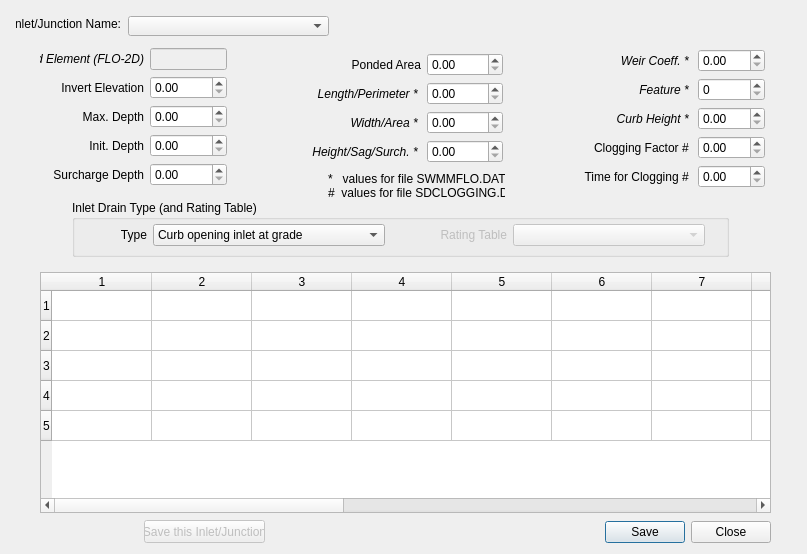
Old version of the form flo2d/ui/inlets.ui in the repository FLO-2DSoftware/qgis-flo-2d-plugin.
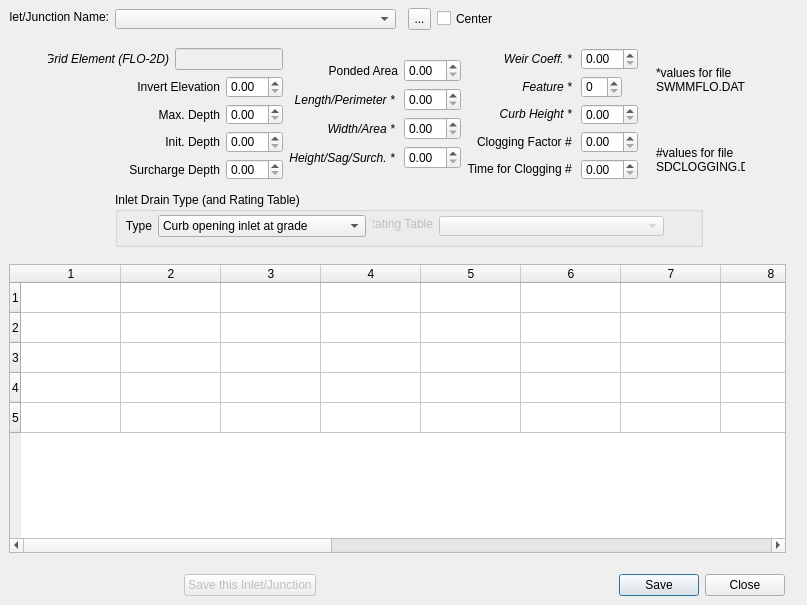
New version of the form. Icons and pictures are not drawn.

Commit message: breach-defaults, channel profile legend, HYSTRUC.DAT 1st. line complete

```diff
--- a/flo2d/ui/inlets.ui
+++ b/flo2d/ui/inlets.ui
@@ -10,38 +10,28 @@
     <x>0</x>
     <y>0</y>
     <width>807</width>
-    <height>554</height>
+    <height>605</height>
    </rect>
   </property>
+  <property name="sizePolicy">
+   <sizepolicy hsizetype="Fixed" vsizetype="Fixed">
+    <horstretch>0</horstretch>
+    <verstretch>0</verstretch>
+   </sizepolicy>
+  </property>
   <property name="windowTitle">
    <string>Inlets/Junctions (as defined in 'Storm Drain Nodes-Inlets/Junctions' User Layer)</string>
   </property>
   <property name="modal">
    <bool>false</bool>
   </property>
-  <widget class="QDialogButtonBox" name="inlets_buttonBox">
-   <property name="geometry">
-    <rect>
-     <x>282</x>
-     <y>520</y>
-     <width>489</width>
-     <height>25</height>
-    </rect>
-   </property>
-   <property name="orientation">
-    <enum>Qt::Horizontal</enum>
-   </property>
-   <property name="standardButtons">
-    <set>QDialogButtonBox::Close|QDialogButtonBox::Save</set>
-   </property>
-  </widget>
   <widget class="QTableWidget" name="inlets_tblw">
    <property name="geometry">
     <rect>
-     <x>40</x>
-     <y>272</y>
-     <width>731</width>
-     <height>241</height>
+     <x>9</x>
+     <y>264</y>
+     <width>777</width>
+     <height>289</height>
     </rect>
    </property>
    <property name="sizePolicy">
@@ -143,9 +133,9 @@
   <widget class="QComboBox" name="inlet_cbo">
    <property name="geometry">
     <rect>
-     <x>128</x>
-     <y>16</y>
-     <width>201</width>
+     <x>115</x>
+     <y>9</y>
+     <width>281</width>
      <height>20</height>
     </rect>
    </property>
@@ -153,9 +143,9 @@
   <widget class="QLabel" name="label">
    <property name="geometry">
     <rect>
-     <x>16</x>
-     <y>16</y>
-     <width>105</width>
+     <x>9</x>
+     <y>9</y>
+     <width>100</width>
      <height>16</height>
     </rect>
    </property>
@@ -166,317 +156,13 @@
     <set>Qt::AlignRight|Qt::AlignTrailing|Qt::AlignVCenter</set>
    </property>
   </widget>
-  <widget class="QWidget" name="layoutWidget">
-   <property name="geometry">
-    <rect>
-     <x>40</x>
-     <y>48</y>
-     <width>187</width>
-     <height>141</height>
-    </rect>
-   </property>
-   <layout class="QGridLayout" name="gridLayout_3">
-    <item row="0" column="0">
-     <widget class="QLabel" name="label_2">
-      <property name="font">
-       <font>
-        <italic>true</italic>
-       </font>
-      </property>
-      <property name="text">
-       <string>Grid Element (FLO-2D)</string>
-      </property>
-      <property name="alignment">
-       <set>Qt::AlignRight|Qt::AlignTrailing|Qt::AlignVCenter</set>
-      </property>
-     </widget>
-    </item>
-    <item row="0" column="1">
-     <widget class="QLineEdit" name="grid_element">
-      <property name="enabled">
-       <bool>false</bool>
-      </property>
-     </widget>
-    </item>
-    <item row="1" column="0">
-     <widget class="QLabel" name="label_3">
-      <property name="text">
-       <string>Invert Elevation</string>
-      </property>
-      <property name="alignment">
-       <set>Qt::AlignRight|Qt::AlignTrailing|Qt::AlignVCenter</set>
-      </property>
-     </widget>
-    </item>
-    <item row="1" column="1">
-     <widget class="QDoubleSpinBox" name="invert_elevation_dbox">
-      <property name="maximum">
-       <double>10000.000000000000000</double>
-      </property>
-     </widget>
-    </item>
-    <item row="2" column="0">
-     <widget class="QLabel" name="label_4">
-      <property name="text">
-       <string>Max. Depth</string>
-      </property>
-      <property name="alignment">
-       <set>Qt::AlignRight|Qt::AlignTrailing|Qt::AlignVCenter</set>
-      </property>
-     </widget>
-    </item>
-    <item row="2" column="1">
-     <widget class="QDoubleSpinBox" name="max_depth_dbox">
-      <property name="maximum">
-       <double>99.000000000000000</double>
-      </property>
-     </widget>
-    </item>
-    <item row="3" column="0">
-     <widget class="QLabel" name="label_5">
-      <property name="text">
-       <string>Init. Depth</string>
-      </property>
-      <property name="alignment">
-       <set>Qt::AlignRight|Qt::AlignTrailing|Qt::AlignVCenter</set>
-      </property>
-     </widget>
-    </item>
-    <item row="3" column="1">
-     <widget class="QDoubleSpinBox" name="initial_depth_dbox"/>
-    </item>
-    <item row="4" column="0">
-     <widget class="QLabel" name="label_8">
-      <property name="text">
-       <string>Surcharge Depth</string>
-      </property>
-      <property name="alignment">
-       <set>Qt::AlignRight|Qt::AlignTrailing|Qt::AlignVCenter</set>
-      </property>
-     </widget>
-    </item>
-    <item row="4" column="1">
-     <widget class="QDoubleSpinBox" name="surcharge_depth_dbox">
-      <property name="maximum">
-       <double>99.000000000000000</double>
-      </property>
-     </widget>
-    </item>
-   </layout>
-  </widget>
-  <widget class="QWidget" name="layoutWidget">
-   <property name="geometry">
-    <rect>
-     <x>584</x>
-     <y>48</y>
-     <width>181</width>
-     <height>141</height>
-    </rect>
-   </property>
-   <layout class="QGridLayout" name="gridLayout_7">
-    <item row="0" column="0">
-     <layout class="QGridLayout" name="gridLayout_5">
-      <item row="0" column="0">
-       <widget class="QLabel" name="label_13">
-        <property name="font">
-         <font>
-          <italic>true</italic>
-          <underline>false</underline>
-          <strikeout>false</strikeout>
-         </font>
-        </property>
-        <property name="text">
-         <string>Weir Coeff. * </string>
-        </property>
-        <property name="alignment">
-         <set>Qt::AlignRight|Qt::AlignTrailing|Qt::AlignVCenter</set>
-        </property>
-       </widget>
-      </item>
-      <item row="1" column="0">
-       <widget class="QLabel" name="label_12">
-        <property name="font">
-         <font>
-          <italic>true</italic>
-          <underline>false</underline>
-          <strikeout>false</strikeout>
-         </font>
-        </property>
-        <property name="text">
-         <string>Feature * </string>
-        </property>
-        <property name="alignment">
-         <set>Qt::AlignRight|Qt::AlignTrailing|Qt::AlignVCenter</set>
-        </property>
-       </widget>
-      </item>
-      <item row="2" column="0">
-       <widget class="QLabel" name="label_14">
-        <property name="font">
-         <font>
-          <italic>true</italic>
-          <underline>false</underline>
-          <strikeout>false</strikeout>
-         </font>
-        </property>
-        <property name="text">
-         <string>Curb Height * </string>
-        </property>
-        <property name="alignment">
-         <set>Qt::AlignRight|Qt::AlignTrailing|Qt::AlignVCenter</set>
-        </property>
-       </widget>
-      </item>
-      <item row="3" column="0">
-       <widget class="QLabel" name="label_15">
-        <property name="text">
-         <string>Clogging Factor # </string>
-        </property>
-        <property name="alignment">
-         <set>Qt::AlignRight|Qt::AlignTrailing|Qt::AlignVCenter</set>
-        </property>
-       </widget>
-      </item>
-      <item row="4" column="0">
-       <widget class="QLabel" name="label_16">
-        <property name="text">
-         <string>Time for Clogging # </string>
-        </property>
-        <property name="alignment">
-         <set>Qt::AlignRight|Qt::AlignTrailing|Qt::AlignVCenter</set>
-        </property>
-       </widget>
-      </item>
-     </layout>
-    </item>
-    <item row="0" column="1">
-     <layout class="QGridLayout" name="gridLayout_6">
-      <item row="0" column="0">
-       <widget class="QDoubleSpinBox" name="weir_coeff_dbox"/>
-      </item>
-      <item row="1" column="0">
-       <widget class="QSpinBox" name="feature_sbox">
-        <property name="maximum">
-         <number>2</number>
-        </property>
-       </widget>
-      </item>
-      <item row="2" column="0">
-       <widget class="QDoubleSpinBox" name="curb_height_dbox"/>
-      </item>
-      <item row="3" column="0">
-       <widget class="QDoubleSpinBox" name="clogging_factor_dbox"/>
-      </item>
-      <item row="4" column="0">
-       <widget class="QDoubleSpinBox" name="time_for_clogging_dbox"/>
-      </item>
-     </layout>
-    </item>
-   </layout>
-  </widget>
-  <widget class="QWidget" name="layoutWidget">
-   <property name="geometry">
-    <rect>
-     <x>312</x>
-     <y>48</y>
-     <width>191</width>
-     <height>121</height>
-    </rect>
-   </property>
-   <layout class="QGridLayout" name="gridLayout_4">
-    <item row="0" column="0">
-     <layout class="QGridLayout" name="gridLayout">
-      <item row="0" column="0">
-       <widget class="QLabel" name="label_9">
-        <property name="text">
-         <string>Ponded Area</string>
-        </property>
-        <property name="alignment">
-         <set>Qt::AlignRight|Qt::AlignTrailing|Qt::AlignVCenter</set>
-        </property>
-       </widget>
-      </item>
-      <item row="1" column="0">
-       <widget class="QLabel" name="label_11">
-        <property name="font">
-         <font>
-          <italic>true</italic>
-          <kerning>true</kerning>
-         </font>
-        </property>
-        <property name="text">
-         <string>Length/Perimeter * </string>
-        </property>
-        <property name="alignment">
-         <set>Qt::AlignRight|Qt::AlignTrailing|Qt::AlignVCenter</set>
-        </property>
-       </widget>
-      </item>
-      <item row="2" column="0">
-       <widget class="QLabel" name="label_10">
-        <property name="font">
-         <font>
-          <italic>true</italic>
-          <underline>false</underline>
-          <strikeout>false</strikeout>
-         </font>
-        </property>
-        <property name="text">
-         <string>Width/Area * </string>
-        </property>
-        <property name="alignment">
-         <set>Qt::AlignRight|Qt::AlignTrailing|Qt::AlignVCenter</set>
-        </property>
-       </widget>
-      </item>
-      <item row="3" column="0">
-       <widget class="QLabel" name="label_7">
-        <property name="font">
-         <font>
-          <italic>true</italic>
-          <underline>false</underline>
-          <strikeout>false</strikeout>
-         </font>
-        </property>
-        <property name="text">
-         <string>Height/Sag/Surch. * </string>
-        </property>
-        <property name="alignment">
-         <set>Qt::AlignRight|Qt::AlignTrailing|Qt::AlignVCenter</set>
-        </property>
-       </widget>
-      </item>
-     </layout>
-    </item>
-    <item row="0" column="1">
-     <layout class="QGridLayout" name="gridLayout_2">
-      <item row="0" column="0">
-       <widget class="QDoubleSpinBox" name="ponded_area_dbox">
-        <property name="maximum">
-         <double>99.000000000000000</double>
-        </property>
-       </widget>
-      </item>
-      <item row="1" column="0">
-       <widget class="QDoubleSpinBox" name="length_dbox"/>
-      </item>
-      <item row="2" column="0">
-       <widget class="QDoubleSpinBox" name="width_dbox"/>
-      </item>
-      <item row="3" column="0">
-       <widget class="QDoubleSpinBox" name="height_dbox"/>
-      </item>
-     </layout>
-    </item>
-   </layout>
-  </widget>
   <widget class="QGroupBox" name="inlet_drain_type_grp">
    <property name="geometry">
     <rect>
-     <x>72</x>
-     <y>200</y>
-     <width>657</width>
-     <height>57</height>
+     <x>115</x>
+     <y>192</y>
+     <width>588</width>
+     <height>55</height>
     </rect>
    </property>
    <property name="title">
@@ -485,9 +171,9 @@
    <widget class="QWidget" name="layoutWidget">
     <property name="geometry">
      <rect>
-      <x>8</x>
-      <y>24</y>
-      <width>305</width>
+      <x>10</x>
+      <y>23</y>
+      <width>241</width>
       <height>22</height>
      </rect>
     </property>
@@ -539,77 +225,533 @@
      </item>
     </layout>
    </widget>
-   <widget class="QWidget" name="layoutWidget">
+   <widget class="QLabel" name="label_17">
+    <property name="enabled">
+     <bool>false</bool>
+    </property>
     <property name="geometry">
      <rect>
-      <x>368</x>
+      <x>258</x>
       <y>24</y>
-      <width>265</width>
-      <height>22</height>
+      <width>60</width>
+      <height>16</height>
      </rect>
     </property>
-    <layout class="QFormLayout" name="formLayout">
-     <item row="0" column="0">
-      <widget class="QLabel" name="label_17">
-       <property name="enabled">
-        <bool>false</bool>
-       </property>
-       <property name="text">
-        <string>Rating Table</string>
-       </property>
-       <property name="alignment">
-        <set>Qt::AlignRight|Qt::AlignTrailing|Qt::AlignVCenter</set>
-       </property>
-      </widget>
-     </item>
-     <item row="0" column="1">
-      <widget class="QComboBox" name="rating_table_cbo">
-       <property name="enabled">
-        <bool>false</bool>
-       </property>
-       <property name="duplicatesEnabled">
-        <bool>true</bool>
-       </property>
-      </widget>
-     </item>
-    </layout>
+    <property name="sizePolicy">
+     <sizepolicy hsizetype="Fixed" vsizetype="Fixed">
+      <horstretch>0</horstretch>
+      <verstretch>0</verstretch>
+     </sizepolicy>
+    </property>
+    <property name="text">
+     <string>Rating Table</string>
+    </property>
+    <property name="alignment">
+     <set>Qt::AlignRight|Qt::AlignTrailing|Qt::AlignVCenter</set>
+    </property>
    </widget>
+   <widget class="QComboBox" name="rating_table_cbo">
+    <property name="enabled">
+     <bool>false</bool>
+    </property>
+    <property name="geometry">
+     <rect>
+      <x>324</x>
+      <y>24</y>
+      <width>225</width>
+      <height>20</height>
+     </rect>
+    </property>
+    <property name="sizePolicy">
+     <sizepolicy hsizetype="Fixed" vsizetype="Fixed">
+      <horstretch>0</horstretch>
+      <verstretch>0</verstretch>
+     </sizepolicy>
+    </property>
+    <property name="duplicatesEnabled">
+     <bool>true</bool>
+    </property>
+   </widget>
+   <zorder>layoutWidget</zorder>
+   <zorder>layoutWidget</zorder>
+   <zorder></zorder>
   </widget>
   <widget class="QLabel" name="label_18">
    <property name="geometry">
     <rect>
-     <x>328</x>
-     <y>173</y>
-     <width>177</width>
-     <height>25</height>
+     <x>656</x>
+     <y>64</y>
+     <width>89</width>
+     <height>113</height>
     </rect>
    </property>
    <property name="text">
-    <string>*   values for file SWMMFLO.DAT
-#  values for file SDCLOGGING.DAT</string>
+    <string>&lt;html&gt;&lt;head/&gt;&lt;body&gt;&lt;p&gt;*values for file SWMMFLO.DAT &lt;/p&gt;&lt;p&gt;&lt;br/&gt;&lt;/p&gt;&lt;p&gt;#values for file SDCLOGGING.DAT&lt;/p&gt;&lt;/body&gt;&lt;/html&gt;</string>
    </property>
    <property name="alignment">
     <set>Qt::AlignLeading|Qt::AlignLeft|Qt::AlignVCenter</set>
    </property>
    <property name="wordWrap">
-    <bool>false</bool>
+    <bool>true</bool>
    </property>
   </widget>
-  <widget class="QPushButton" name="save_this_inlet_btn">
-   <property name="enabled">
-    <bool>false</bool>
+  <widget class="QToolButton" name="change_name_btn">
+   <property name="geometry">
+    <rect>
+     <x>408</x>
+     <y>8</y>
+     <width>23</width>
+     <height>22</height>
+    </rect>
    </property>
+   <property name="text">
+    <string>...</string>
+   </property>
+   <property name="icon">
+    <iconset>
+     <normaloff>../img/change_name.svg</normaloff>../img/change_name.svg</iconset>
+   </property>
+  </widget>
+  <widget class="QCheckBox" name="center_chbox">
    <property name="geometry">
     <rect>
-     <x>144</x>
-     <y>520</y>
-     <width>121</width>
-     <height>23</height>
+     <x>437</x>
+     <y>10</y>
+     <width>56</width>
+     <height>17</height>
     </rect>
    </property>
+   <property name="sizePolicy">
+    <sizepolicy hsizetype="Preferred" vsizetype="Fixed">
+     <horstretch>0</horstretch>
+     <verstretch>0</verstretch>
+    </sizepolicy>
+   </property>
    <property name="text">
-    <string>Save this Inlet/Junction</string>
+    <string>Center</string>
    </property>
+   <property name="checked">
+    <bool>false</bool>
+   </property>
+  </widget>
+  <widget class="QWidget" name="">
+   <property name="geometry">
+    <rect>
+     <x>48</x>
+     <y>48</y>
+     <width>590</width>
+     <height>132</height>
+    </rect>
+   </property>
+   <layout class="QGridLayout" name="gridLayout_12">
+    <item row="0" column="0">
+     <layout class="QGridLayout" name="gridLayout_7">
+      <item row="1" column="0" colspan="2">
+       <layout class="QGridLayout" name="gridLayout_9">
+        <item row="0" column="0">
+         <layout class="QGridLayout" name="gridLayout_6">
+          <item row="2" column="0">
+           <widget class="QLabel" name="label_5">
+            <property name="text">
+             <string>Init. Depth</string>
+            </property>
+            <property name="alignment">
+             <set>Qt::AlignRight|Qt::AlignTrailing|Qt::AlignVCenter</set>
+            </property>
+           </widget>
+          </item>
+          <item row="0" column="0">
+           <widget class="QLabel" name="label_3">
+            <property name="text">
+             <string>Invert Elevation</string>
+            </property>
+            <property name="alignment">
+             <set>Qt::AlignRight|Qt::AlignTrailing|Qt::AlignVCenter</set>
+            </property>
+           </widget>
+          </item>
+          <item row="3" column="0">
+           <widget class="QLabel" name="label_8">
+            <property name="text">
+             <string>Surcharge Depth</string>
+            </property>
+            <property name="alignment">
+             <set>Qt::AlignRight|Qt::AlignTrailing|Qt::AlignVCenter</set>
+            </property>
+           </widget>
+          </item>
+          <item row="1" column="0">
+           <widget class="QLabel" name="label_4">
+            <property name="text">
+             <string>Max. Depth</string>
+            </property>
+            <property name="alignment">
+             <set>Qt::AlignRight|Qt::AlignTrailing|Qt::AlignVCenter</set>
+            </property>
+           </widget>
+          </item>
+         </layout>
+        </item>
+        <item row="0" column="1">
+         <layout class="QGridLayout" name="gridLayout_2">
+          <item row="0" column="0">
+           <widget class="QDoubleSpinBox" name="invert_elevation_dbox">
+            <property name="sizePolicy">
+             <sizepolicy hsizetype="Fixed" vsizetype="Fixed">
+              <horstretch>0</horstretch>
+              <verstretch>0</verstretch>
+             </sizepolicy>
+            </property>
+           </widget>
+          </item>
+          <item row="1" column="0">
+           <widget class="QDoubleSpinBox" name="max_depth_dbox">
+            <property name="sizePolicy">
+             <sizepolicy hsizetype="Fixed" vsizetype="Fixed">
+              <horstretch>0</horstretch>
+              <verstretch>0</verstretch>
+             </sizepolicy>
+            </property>
+           </widget>
+          </item>
+          <item row="2" column="0">
+           <widget class="QDoubleSpinBox" name="initial_depth_dbox">
+            <property name="sizePolicy">
+             <sizepolicy hsizetype="Fixed" vsizetype="Fixed">
+              <horstretch>0</horstretch>
+              <verstretch>0</verstretch>
+             </sizepolicy>
+            </property>
+           </widget>
+          </item>
+          <item row="3" column="0">
+           <widget class="QDoubleSpinBox" name="surcharge_depth_dbox">
+            <property name="sizePolicy">
+             <sizepolicy hsizetype="Fixed" vsizetype="Fixed">
+              <horstretch>0</horstretch>
+              <verstretch>0</verstretch>
+             </sizepolicy>
+            </property>
+           </widget>
+          </item>
+         </layout>
+        </item>
+       </layout>
+      </item>
+      <item row="0" column="0">
+       <widget class="QLabel" name="label_2">
+        <property name="font">
+         <font>
+          <italic>true</italic>
+         </font>
+        </property>
+        <property name="text">
+         <string>Grid Element (FLO-2D)</string>
+        </property>
+        <property name="alignment">
+         <set>Qt::AlignRight|Qt::AlignTrailing|Qt::AlignVCenter</set>
+        </property>
+       </widget>
+      </item>
+      <item row="0" column="1">
+       <widget class="QLineEdit" name="grid_element">
+        <property name="enabled">
+         <bool>false</bool>
+        </property>
+        <property name="sizePolicy">
+         <sizepolicy hsizetype="Fixed" vsizetype="Fixed">
+          <horstretch>0</horstretch>
+          <verstretch>0</verstretch>
+         </sizepolicy>
+        </property>
+       </widget>
+      </item>
+     </layout>
+    </item>
+    <item row="0" column="1">
+     <layout class="QGridLayout" name="gridLayout_10">
+      <item row="0" column="0">
+       <layout class="QGridLayout" name="gridLayout">
+        <item row="0" column="0">
+         <widget class="QLabel" name="label_9">
+          <property name="text">
+           <string>Ponded Area</string>
+          </property>
+          <property name="alignment">
+           <set>Qt::AlignRight|Qt::AlignTrailing|Qt::AlignVCenter</set>
+          </property>
+         </widget>
+        </item>
+        <item row="1" column="0">
+         <widget class="QLabel" name="label_11">
+          <property name="font">
+           <font>
+            <italic>true</italic>
+            <kerning>true</kerning>
+           </font>
+          </property>
+          <property name="text">
+           <string>Length/Perimeter * </string>
+          </property>
+          <property name="alignment">
+           <set>Qt::AlignRight|Qt::AlignTrailing|Qt::AlignVCenter</set>
+          </property>
+         </widget>
+        </item>
+        <item row="2" column="0">
+         <widget class="QLabel" name="label_10">
+          <property name="font">
+           <font>
+            <italic>true</italic>
+            <underline>false</underline>
+            <strikeout>false</strikeout>
+           </font>
+          </property>
+          <property name="text">
+           <string>Width/Area * </string>
+          </property>
+          <property name="alignment">
+           <set>Qt::AlignRight|Qt::AlignTrailing|Qt::AlignVCenter</set>
+          </property>
+         </widget>
+        </item>
+        <item row="3" column="0">
+         <widget class="QLabel" name="label_7">
+          <property name="font">
+           <font>
+            <italic>true</italic>
+            <underline>false</underline>
+            <strikeout>false</strikeout>
+           </font>
+          </property>
+          <property name="text">
+           <string>Height/Sag/Surch. * </string>
+          </property>
+          <property name="alignment">
+           <set>Qt::AlignRight|Qt::AlignTrailing|Qt::AlignVCenter</set>
+          </property>
+         </widget>
+        </item>
+       </layout>
+      </item>
+      <item row="0" column="1">
+       <layout class="QGridLayout" name="gridLayout_3">
+        <item row="0" column="0">
+         <widget class="QDoubleSpinBox" name="ponded_area_dbox">
+          <property name="sizePolicy">
+           <sizepolicy hsizetype="Fixed" vsizetype="Fixed">
+            <horstretch>0</horstretch>
+            <verstretch>0</verstretch>
+           </sizepolicy>
+          </property>
+         </widget>
+        </item>
+        <item row="1" column="0">
+         <widget class="QDoubleSpinBox" name="length_dbox">
+          <property name="sizePolicy">
+           <sizepolicy hsizetype="Fixed" vsizetype="Fixed">
+            <horstretch>0</horstretch>
+            <verstretch>0</verstretch>
+           </sizepolicy>
+          </property>
+         </widget>
+        </item>
+        <item row="2" column="0">
+         <widget class="QDoubleSpinBox" name="width_dbox">
+          <property name="sizePolicy">
+           <sizepolicy hsizetype="Fixed" vsizetype="Fixed">
+            <horstretch>0</horstretch>
+            <verstretch>0</verstretch>
+           </sizepolicy>
+          </property>
+         </widget>
+        </item>
+        <item row="3" column="0">
+         <widget class="QDoubleSpinBox" name="height_dbox">
+          <property name="sizePolicy">
+           <sizepolicy hsizetype="Fixed" vsizetype="Fixed">
+            <horstretch>0</horstretch>
+            <verstretch>0</verstretch>
+           </sizepolicy>
+          </property>
+         </widget>
+        </item>
+       </layout>
+      </item>
+     </layout>
+    </item>
+    <item row="0" column="2">
+     <layout class="QGridLayout" name="gridLayout_11">
+      <item row="0" column="0">
+       <layout class="QGridLayout" name="gridLayout_5">
+        <item row="0" column="0">
+         <widget class="QLabel" name="label_13">
+          <property name="font">
+           <font>
+            <italic>true</italic>
+            <underline>false</underline>
+            <strikeout>false</strikeout>
+           </font>
+          </property>
+          <property name="text">
+           <string>Weir Coeff. * </string>
+          </property>
+          <property name="alignment">
+           <set>Qt::AlignRight|Qt::AlignTrailing|Qt::AlignVCenter</set>
+          </property>
+         </widget>
+        </item>
+        <item row="1" column="0">
+         <widget class="QLabel" name="label_12">
+          <property name="font">
+           <font>
+            <italic>true</italic>
+            <underline>false</underline>
+            <strikeout>false</strikeout>
+           </font>
+          </property>
+          <property name="text">
+           <string>Feature * </string>
+          </property>
+          <property name="alignment">
+           <set>Qt::AlignRight|Qt::AlignTrailing|Qt::AlignVCenter</set>
+          </property>
+         </widget>
+        </item>
+        <item row="2" column="0">
+         <widget class="QLabel" name="label_14">
+          <property name="font">
+           <font>
+            <italic>true</italic>
+            <underline>false</underline>
+            <strikeout>false</strikeout>
+           </font>
+          </property>
+          <property name="text">
+           <string>Curb Height * </string>
+          </property>
+          <property name="alignment">
+           <set>Qt::AlignRight|Qt::AlignTrailing|Qt::AlignVCenter</set>
+          </property>
+         </widget>
+        </item>
+        <item row="3" column="0">
+         <widget class="QLabel" name="label_15">
+          <property name="text">
+           <string>Clogging Factor # </string>
+          </property>
+          <property name="alignment">
+           <set>Qt::AlignRight|Qt::AlignTrailing|Qt::AlignVCenter</set>
+          </property>
+         </widget>
+        </item>
+        <item row="4" column="0">
+         <widget class="QLabel" name="label_16">
+          <property name="text">
+           <string>Time for Clogging # </string>
+          </property>
+          <property name="alignment">
+           <set>Qt::AlignRight|Qt::AlignTrailing|Qt::AlignVCenter</set>
+          </property>
+         </widget>
+        </item>
+       </layout>
+      </item>
+      <item row="0" column="1">
+       <layout class="QGridLayout" name="gridLayout_4">
+        <item row="0" column="0">
+         <widget class="QDoubleSpinBox" name="weir_coeff_dbox">
+          <property name="sizePolicy">
+           <sizepolicy hsizetype="Fixed" vsizetype="Fixed">
+            <horstretch>0</horstretch>
+            <verstretch>0</verstretch>
+           </sizepolicy>
+          </property>
+         </widget>
+        </item>
+        <item row="1" column="0">
+         <widget class="QSpinBox" name="feature_sbox">
+          <property name="sizePolicy">
+           <sizepolicy hsizetype="Fixed" vsizetype="Fixed">
+            <horstretch>0</horstretch>
+            <verstretch>0</verstretch>
+           </sizepolicy>
+          </property>
+         </widget>
+        </item>
+        <item row="2" column="0">
+         <widget class="QDoubleSpinBox" name="curb_height_dbox">
+          <property name="sizePolicy">
+           <sizepolicy hsizetype="Fixed" vsizetype="Fixed">
+            <horstretch>0</horstretch>
+            <verstretch>0</verstretch>
+           </sizepolicy>
+          </property>
+         </widget>
+        </item>
+        <item row="3" column="0">
+         <widget class="QDoubleSpinBox" name="clogging_factor_dbox">
+          <property name="sizePolicy">
+           <sizepolicy hsizetype="Fixed" vsizetype="Fixed">
+            <horstretch>0</horstretch>
+            <verstretch>0</verstretch>
+           </sizepolicy>
+          </property>
+         </widget>
+        </item>
+        <item row="4" column="0">
+         <widget class="QDoubleSpinBox" name="time_for_clogging_dbox">
+          <property name="sizePolicy">
+           <sizepolicy hsizetype="Fixed" vsizetype="Fixed">
+            <horstretch>0</horstretch>
+            <verstretch>0</verstretch>
+           </sizepolicy>
+          </property>
+         </widget>
+        </item>
+       </layout>
+      </item>
+     </layout>
+    </item>
+   </layout>
+  </widget>
+  <widget class="QWidget" name="">
+   <property name="geometry">
+    <rect>
+     <x>184</x>
+     <y>573</y>
+     <width>601</width>
+     <height>25</height>
+    </rect>
+   </property>
+   <layout class="QGridLayout" name="gridLayout_13">
+    <item row="0" column="0">
+     <widget class="QPushButton" name="save_this_inlet_btn">
+      <property name="enabled">
+       <bool>false</bool>
+      </property>
+      <property name="sizePolicy">
+       <sizepolicy hsizetype="Fixed" vsizetype="Fixed">
+        <horstretch>0</horstretch>
+        <verstretch>0</verstretch>
+       </sizepolicy>
+      </property>
+      <property name="text">
+       <string>Save this Inlet/Junction</string>
+      </property>
+     </widget>
+    </item>
+    <item row="0" column="1">
+     <widget class="QDialogButtonBox" name="inlets_buttonBox">
+      <property name="orientation">
+       <enum>Qt::Horizontal</enum>
+      </property>
+      <property name="standardButtons">
+       <set>QDialogButtonBox::Close|QDialogButtonBox::Save</set>
+      </property>
+     </widget>
+    </item>
+   </layout>
   </widget>
  </widget>
  <resources/>
```
The commit also changes 16 other files.
